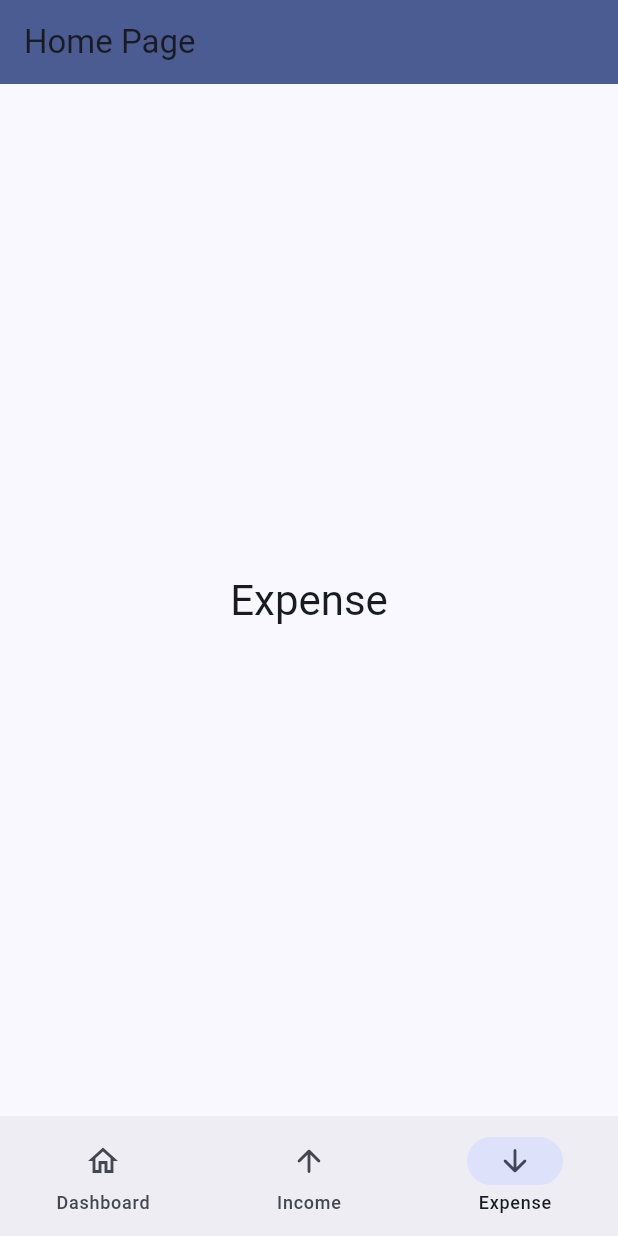
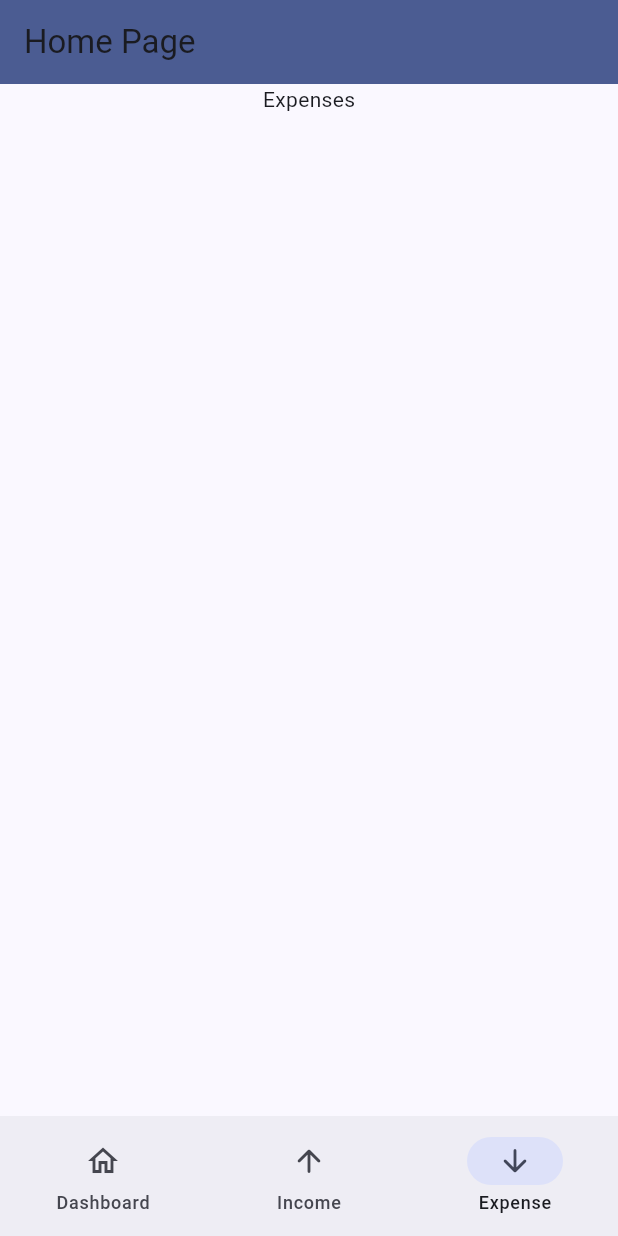
Before and after one commit to Guviega/fintracker, a Flutter app: the screen it shows after launch, item 3 of the bottom bar chosen, on a phone screen of 412 x 824 dp. Run offline on Flutter 3.47's test engine with Material 3 defaults, Android fonts, the phone set to English and light mode, and no system bars.

Commit message:
feat: implements navigationBar items widgets and reformat code for better readability

```diff
--- a/lib/view/expenses.dart
+++ b/lib/view/expenses.dart
@@ -1,13 +1,19 @@
 import 'package:flutter/cupertino.dart';
 
-class Expenses extends StatelessWidget{
+class Expenses extends StatefulWidget {
   static const routeName = "expenses_page";
+
   const Expenses({super.key});
 
   @override
+  State<StatefulWidget> createState() {
+    return _ExpensesState();
+  }
+}
+
+class _ExpensesState extends State<Expenses> {
+  @override
   Widget build(BuildContext context) {
-
-    throw UnimplementedError();
+    return Column(children: [Text("Expenses")]);
   }
-
 }
--- a/lib/view/form/expenses_form.dart
+++ b/lib/view/form/expenses_form.dart
@@ -1,13 +1,12 @@
 import 'package:flutter/cupertino.dart';
 
-class ExpensesForm extends StatelessWidget{
+class ExpensesForm extends StatelessWidget {
   static const routeName = "expenses_form";
+
   const ExpensesForm({super.key});
 
   @override
   Widget build(BuildContext context) {
-
     throw UnimplementedError();
   }
-
 }
--- a/lib/view/form/income_form.dart
+++ b/lib/view/form/income_form.dart
@@ -1,13 +1,12 @@
 import 'package:flutter/cupertino.dart';
 
-class IncomeForm extends StatelessWidget{
+class IncomeForm extends StatelessWidget {
   static const routeName = "income_form";
+
   const IncomeForm({super.key});
 
   @override
   Widget build(BuildContext context) {
-
     throw UnimplementedError();
   }
-
 }
--- a/lib/view/home_page.dart
+++ b/lib/view/home_page.dart
@@ -1,8 +1,13 @@
+import 'package:fintracker/view/dashboard.dart';
+import 'package:fintracker/view/expenses.dart';
+import 'package:fintracker/view/income.dart';
 import 'package:flutter/material.dart';
 
 class HomePage extends StatefulWidget {
   static const routeName = "initialRoute";
+
   const HomePage({super.key, required this.title});
+
   final String title;
 
   @override
@@ -43,10 +48,7 @@ class _HomePageState extends State<HomePage> {
         ],
       ),
       body: Center(
-        child: Text(
-          ["Dashboard", "Income", "Expense"][currentPageIndex],
-          style: Theme.of(context).textTheme.headlineMedium,
-        ),
+        child: [Dashboard(), Income(), Expenses()][currentPageIndex],
       ),
     );
   }
```
Also changed, not shown: lib/view/dashboard.dart (added, +17 -0 lines), lib/view/income.dart (+10 -5 lines). Lines whose indentation alone changed are shown as unchanged.
